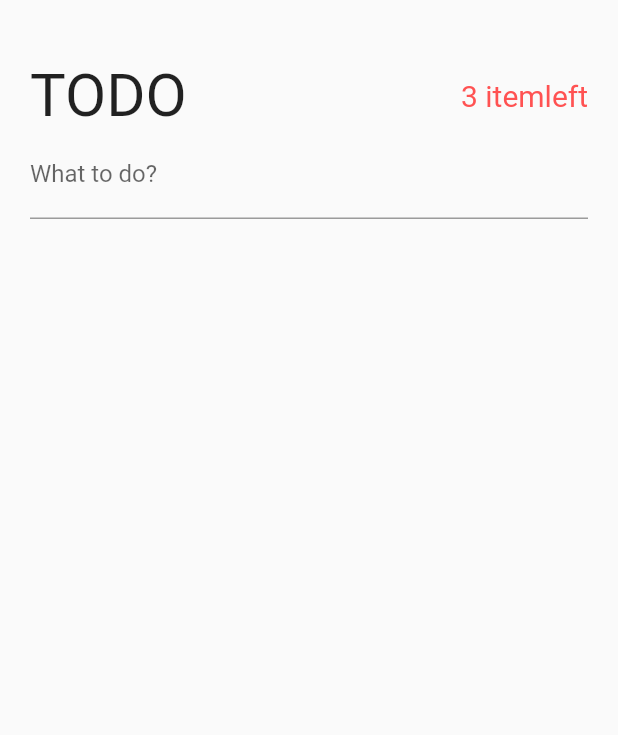
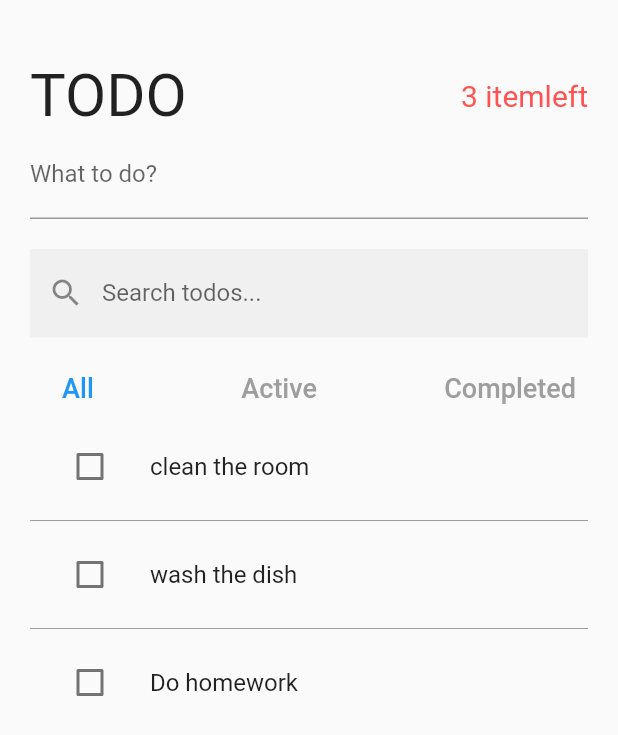
Before and after one commit to vik2573/flutter_app_todo, a Flutter app: the screen it shows after launch, on a phone screen of 412 x 824 dp. Shown: the top 735 px of the screen. Run offline on Flutter 3.47's test engine with Material 2 defaults, Android fonts, the light colour scheme and no system bars; our stand-ins replace bloc, equatable, flutter_bloc.

Commit message:
add new elements

```diff
--- a/lib/cubits/active_todo_count/active_todo_count_cubit.dart
+++ b/lib/cubits/active_todo_count/active_todo_count_cubit.dart
@@ -1,35 +1,16 @@
-import 'dart:async';
-
 import 'package:bloc/bloc.dart';
 import 'package:equatable/equatable.dart';
-
-import 'package:flutter_app_todo/cubits/todo_list/todo_list_cubit.dart';
-import 'package:flutter_app_todo/models/todo_model.dart';
 
 part 'active_todo_count_state.dart';
 
 class ActiveTodoCountCubit extends Cubit<ActiveTodoCountState> {
-  late final StreamSubscription todoListSubscription;
   final int initialActiveTodoCount;
-  final TodoListCubit todoListCubit;
+
   ActiveTodoCountCubit({
     required this.initialActiveTodoCount,
-    required this.todoListCubit,
-  }) : super(ActiveTodoCountState(activeTodoCount: initialActiveTodoCount)) {
-    todoListSubscription =
-        todoListCubit.stream.listen((TodoListState todoListState) {
-      print('todoListState: $todoListState');
+  }) : super(ActiveTodoCountState(activeTodoCount: initialActiveTodoCount));
 
-      final int currentActiveTodoCount = todoListState.todos
-          .where((Todo todo) => todo.completed)
-          .toList()
-          .length;
-
-      emit(state.copyWith(activeTodoCount: currentActiveTodoCount));
-    });
-  }
-  Future<void> close() {
-    todoListSubscription.cancel();
-    return super.close();
+  void calculateActiveTodoCount(int activeTodoCount) {
+    emit(state.copyWith(activeTodoCount: activeTodoCount));
   }
 }
--- a/lib/cubits/filtered_todos/filtered_todos_cubit.dart
+++ b/lib/cubits/filtered_todos/filtered_todos_cubit.dart
@@ -3,75 +3,36 @@ import 'dart:async';
 import 'package:bloc/bloc.dart';
 import 'package:equatable/equatable.dart';
 
-import 'package:flutter_app_todo/cubits/todo_filter/todo_filter_cubit.dart';
-import 'package:flutter_app_todo/cubits/todo_list/todo_list_cubit.dart';
-import 'package:flutter_app_todo/cubits/todo_search/todo_search_cubit.dart';
 import 'package:flutter_app_todo/models/todo_model.dart';
 
 part 'filtered_todos_state.dart';
 
 class FilteredTodosCubit extends Cubit<FilteredTodosState> {
-  late StreamSubscription todoFilterSubscription;
-  late StreamSubscription todoSearchSubscription;
-  late StreamSubscription todoListSubscription;
+  final List<Todo> initialTodos;
 
-  final TodoFilterCubit todoFilterCubit;
-  final TodoSearchCubit todoSearchCubit;
-  final TodoListCubit todoListCubit;
   FilteredTodosCubit({
-    required this.todoFilterCubit,
-    required this.todoSearchCubit,
-    required this.todoListCubit,
-  }) : super(FilteredTodosState.initial()) {
-    todoFilterSubscription =
-        todoFilterCubit.stream.listen((TodoFilterState todoFilterState) {
-      setFilteredTodos();
-    });
-
-    todoSearchSubscription =
-        todoSearchCubit.stream.listen((TodoSearchState todoSearchState) {
-      setFilteredTodos();
-    });
-
-    todoListSubscription =
-        todoListCubit.stream.listen((TodoListState todoListState) {
-      setFilteredTodos();
-    });
-  }
-  void setFilteredTodos() {
+    required this.initialTodos,
+  }) : super(FilteredTodosState(filteredTodos: initialTodos));
+  void setFilteredTodos(Filter filter, List<Todo> todos, String searchTerm) {
     List<Todo> _filteredTodos;
 
-    switch (todoFilterCubit.state.filter) {
+    switch (filter) {
       case Filter.active:
-        _filteredTodos = todoListCubit.state.todos
-            .where((Todo todo) => !todo.completed)
-            .toList();
+        _filteredTodos = todos.where((Todo todo) => !todo.completed).toList();
         break;
       case Filter.completed:
-        _filteredTodos = todoListCubit.state.todos
-            .where((Todo todo) => todo.completed)
-            .toList();
+        _filteredTodos = todos.where((Todo todo) => todo.completed).toList();
         break;
       case Filter.all:
       default:
-        _filteredTodos = todoListCubit.state.todos;
+        _filteredTodos = todos;
         break;
     }
-    if (todoSearchCubit.state.searchTerm.isNotEmpty) {
+    if (searchTerm.isNotEmpty) {
       _filteredTodos = _filteredTodos
-          .where((Todo todo) => todo.desc
-              .toLowerCase()
-              .contains(todoSearchCubit.state.searchTerm))
+          .where((Todo todo) => todo.desc.toLowerCase().contains(searchTerm))
           .toList();
     }
     emit(state.copyWith(filteredTodos: _filteredTodos));
   }
-
-  @override
-  Future<void> close() {
-    todoFilterSubscription.cancel();
-    todoSearchSubscription.cancel();
-    todoListSubscription.cancel();
-    return super.close();
-  }
 }
--- a/lib/cubits/todo_filter/todo_filter_cubit.dart
+++ b/lib/cubits/todo_filter/todo_filter_cubit.dart
@@ -7,7 +7,7 @@ part 'todo_filter_state.dart';
 class TodoFilterCubit extends Cubit<TodoFilterState> {
   TodoFilterCubit() : super(TodoFilterState.initial());
 
-  void ChangeFilter(Filter newFilter) {
+  void changeFilter(Filter newFilter) {
     emit(state.copyWith(filter: newFilter));
   }
 }
--- a/lib/cubits/todo_list/todo_list_cubit.dart
+++ b/lib/cubits/todo_list/todo_list_cubit.dart
@@ -37,7 +37,7 @@ class TodoListCubit extends Cubit<TodoListState> {
           return Todo(
             id: id,
             desc: todo.desc,
-            completed: todo.completed,
+            completed: !todo.completed,
           );
         }
         return todo;
--- a/lib/cubits/todo_search/todo_search_cubit.dart
+++ b/lib/cubits/todo_search/todo_search_cubit.dart
@@ -6,7 +6,7 @@ part 'todo_search_state.dart';
 class TodoSearchCubit extends Cubit<TodoSearchState> {
   TodoSearchCubit() : super(TodoSearchState.initial());
 
-  void serSearchTerm(String newSearchTerm) {
+  void setSearchTerm(String newSearchTerm) {
     emit(state.copyWith(searchTerm: newSearchTerm));
   }
 }
--- a/lib/main.dart
+++ b/lib/main.dart
@@ -31,14 +31,11 @@
           create: (context) => ActiveTodoCountCubit(
             initialActiveTodoCount:
                 context.read<TodoListCubit>().state.todos.length,
-            todoListCubit: BlocProvider.of<TodoListCubit>(context),
           ),
         ),
         BlocProvider<FilteredTodosCubit>(
           create: (context) => FilteredTodosCubit(
-            todoFilterCubit: BlocProvider.of<TodoFilterCubit>(context),
-            todoSearchCubit: BlocProvider.of<TodoSearchCubit>(context),
-            todoListCubit: BlocProvider.of<TodoListCubit>(context),
+            initialTodos: context.read<TodoListCubit>().state.todos,
           ),
         ),
       ],
--- a/lib/pages/todos_pages/search_and_filter_todo.dart
+++ b/lib/pages/todos_pages/search_and_filter_todo.dart
@@ -23,9 +23,10 @@ class SearchAndFilterTodo extends StatelessWidget {
           onChanged: (String? newSearchTerm) {
             if (newSearchTerm != null) {
               debounce.run(
-                () {},
+                () {
+                  context.read<TodoSearchCubit>().setSearchTerm(newSearchTerm);
+                },
               );
-              context.read<TodoSearchCubit>().setSearchTerm(newSearchTerm);
             }
           },
         ),
--- /dev/null
+++ b/lib/pages/todos_pages/show_todo.dart
@@ -0,0 +1,186 @@
+import 'package:flutter/material.dart';
+import 'package:flutter_bloc/flutter_bloc.dart';
+
+import '../../cubits/cubits.dart';
+import '../../models/todo_model.dart';
+
+class ShowTodos extends StatelessWidget {
+  const ShowTodos({Key? key}) : super(key: key);
+
+  @override
+  Widget build(BuildContext context) {
+    final todos = context.watch<FilteredTodosCubit>().state.filteredTodos;
+
+    return MultiBlocListener(
+      listeners: [
+        BlocListener<TodoListCubit, TodoListState>(
+          listener: (context, state) {
+            context.read<FilteredTodosCubit>().setFilteredTodos(
+                  context.read<TodoFilterCubit>().state.filter,
+                  state.todos,
+                  context.read<TodoSearchCubit>().state.searchTerm,
+                );
+          },
+        ),
+        BlocListener<TodoFilterCubit, TodoFilterState>(
+          listener: (context, state) {
+            context.read<FilteredTodosCubit>().setFilteredTodos(
+                  state.filter,
+                  context.read<TodoListCubit>().state.todos,
+                  context.read<TodoSearchCubit>().state.searchTerm,
+                );
+          },
+        ),
+        BlocListener<TodoSearchCubit, TodoSearchState>(
+          listener: (context, state) {
+            context.read<FilteredTodosCubit>().setFilteredTodos(
+                  context.read<TodoFilterCubit>().state.filter,
+                  context.read<TodoListCubit>().state.todos,
+                  state.searchTerm,
+                );
+          },
+        ),
+      ],
+      child: ListView.separated(
+        primary: false,
+        shrinkWrap: true,
+        itemCount: todos.length,
+        separatorBuilder: (BuildContext context, int index) {
+          return Divider(color: Colors.grey);
+        },
+        itemBuilder: (BuildContext context, int index) {
+          return Dismissible(
+            key: ValueKey(todos[index].id),
+            background: showBackground(0),
+            secondaryBackground: showBackground(1),
+            onDismissed: (_) {
+              context.read<TodoListCubit>().removeTodo(todos[index]);
+            },
+            confirmDismiss: (_) {
+              return showDialog(
+                context: context,
+                barrierDismissible: false,
+                builder: (context) {
+                  return AlertDialog(
+                    title: Text('Are you sure?'),
+                    content: Text('Do you really want to delete?'),
+                    actions: [
+                      TextButton(
+                        onPressed: () => Navigator.pop(context, false),
+                        child: Text('NO'),
+                      ),
+                      TextButton(
+                        onPressed: () => Navigator.pop(context, true),
+                        child: Text('YES'),
+                      ),
+                    ],
+                  );
+                },
+              );
+            },
+            child: TodoItem(todo: todos[index]),
+          );
+        },
+      ),
+    );
+  }
+
+  Widget showBackground(int direction) {
+    return Container(
+      margin: const EdgeInsets.all(4.0),
+      padding: const EdgeInsets.symmetric(horizontal: 10.0),
+      color: Colors.red,
+      alignment: direction == 0 ? Alignment.centerLeft : Alignment.centerRight,
+      child: Icon(
+        Icons.delete,
+        size: 30.0,
+        color: Colors.white,
+      ),
+    );
+  }
+}
+
+class TodoItem extends StatefulWidget {
+  final Todo todo;
+  const TodoItem({
+    Key? key,
+    required this.todo,
+  }) : super(key: key);
+
+  @override
+  _TodoItemState createState() => _TodoItemState();
+}
+
+class _TodoItemState extends State<TodoItem> {
+  late final TextEditingController textController;
+
+  @override
+  void initState() {
+    super.initState();
+    textController = TextEditingController();
+  }
+
+  @override
+  void dispose() {
+    textController.dispose();
+    super.dispose();
+  }
+
+  @override
+  Widget build(BuildContext context) {
+    return ListTile(
+      onTap: () {
+        showDialog(
+          context: context,
+          builder: (context) {
+            bool _error = false;
+            textController.text = widget.todo.desc;
+
+            return StatefulBuilder(
+              builder: (BuildContext context, StateSetter setState) {
+                return AlertDialog(
+                  title: Text('Edit Todo'),
+                  content: TextField(
+                    controller: textController,
+                    autofocus: true,
+                    decoration: InputDecoration(
+                      errorText: _error ? "Value cannot be empty" : null,
+                    ),
+                  ),
+                  actions: [
+                    TextButton(
+                      onPressed: () => Navigator.pop(context),
+                      child: Text('CANCEL'),
+                    ),
+                    TextButton(
+                      onPressed: () {
+                        setState(() {
+                          _error = textController.text.isEmpty ? true : false;
+                          if (!_error) {
+                            context.read<TodoListCubit>().editTodo(
+                                  widget.todo.id,
+                                  textController.text,
+                                );
+                            Navigator.pop(context);
+                          }
+                        });
+                      },
+                      child: Text('EDIT'),
+                    ),
+                  ],
+                );
+              },
+            );
+          },
+        );
+      },
+      leading: Checkbox(
+        value: widget.todo.completed,
+        onChanged: (bool? checked) {
+          context.read<TodoListCubit>().toggleTodo(widget.todo.id);
+        },
+      ),
+      title: Text(widget.todo.desc),
+    );
+  }
+}
--- a/lib/pages/todos_pages/todo_header.dart
+++ b/lib/pages/todos_pages/todo_header.dart
@@ -1,5 +1,7 @@
 import 'package:flutter/material.dart';
 import 'package:flutter_app_todo/cubits/active_todo_count/active_todo_count_cubit.dart';
+import 'package:flutter_app_todo/cubits/todo_list/todo_list_cubit.dart';
+import 'package:flutter_app_todo/models/todo_model.dart';
 import 'package:flutter_bloc/flutter_bloc.dart';
 
 class TodoHeader extends StatelessWidget {
@@ -14,7 +16,17 @@ class TodoHeader extends StatelessWidget {
           'TODO',
           style: TextStyle(fontSize: 40.0),
         ),
-        BlocBuilder<ActiveTodoCountCubit, ActiveTodoCountState>(
+        BlocListener<TodoListCubit, TodoListState>(
+          listener: (context, state) {
+            final int activeTodoCount = state.todos
+                .where((Todo todo) => !todo.completed)
+                .toList()
+                .length;
+            context
+                .read<ActiveTodoCountCubit>()
+                .calculateActiveTodoCount(activeTodoCount);
+          },
+          child: BlocBuilder<ActiveTodoCountCubit, ActiveTodoCountState>(
             builder: (context, state) {
               return Text(
                 '${state.activeTodoCount} itemleft',
@@ -24,6 +36,7 @@ class TodoHeader extends StatelessWidget {
                 ),
               );
             },
+          ),
         ),
         // Text(
         //   '${context.watch<ActiveTodoCountCubit>().state.activeTodoCount} itemleft',
--- a/lib/pages/todos_pages/todos_page.dart
+++ b/lib/pages/todos_pages/todos_page.dart
@@ -1,8 +1,10 @@
 import 'package:flutter/material.dart';
-import 'package:flutter_app_todo/cubits/active_todo_count/active_todo_count_cubit.dart';
+// import 'package:flutter_app_todo/cubits/active_todo_count/active_todo_count_cubit.dart';
 import 'package:flutter_app_todo/pages/todos_pages/create_todo.dart';
+import 'package:flutter_app_todo/pages/todos_pages/search_and_filter_todo.dart';
+import 'package:flutter_app_todo/pages/todos_pages/show_todo.dart';
 import 'package:flutter_app_todo/pages/todos_pages/todo_header.dart';
-import 'package:flutter_bloc/flutter_bloc.dart';
+// import 'package:flutter_bloc/flutter_bloc.dart';
 
 class TodosPage extends StatelessWidget {
   const TodosPage({Key? key}) : super(key: key);
@@ -21,6 +23,9 @@ class TodosPage extends StatelessWidget {
             children: [
               TodoHeader(),
               CreateTodo(),
+              SizedBox(height: 20.0),
+              SearchAndFilterTodo(),
+              ShowTodos(),
             ],
           ),
         ),
--- /dev/null
+++ b/lib/utils/debounce.dart
@@ -0,0 +1,20 @@
+import 'dart:async';
+
+import 'package:flutter/material.dart';
+
+class Debounce {
+  final int milliseconds;
+  Debounce({
+    this.milliseconds = 500,
+  });
+
+  Timer? _timer;
+
+  void run(VoidCallback action) {
+    if (_timer != null) {
+      _timer!.cancel();
+    }
+
+    _timer = Timer(Duration(milliseconds: milliseconds), action);
+  }
+}
```
Lines whose indentation alone changed are shown as unchanged.
